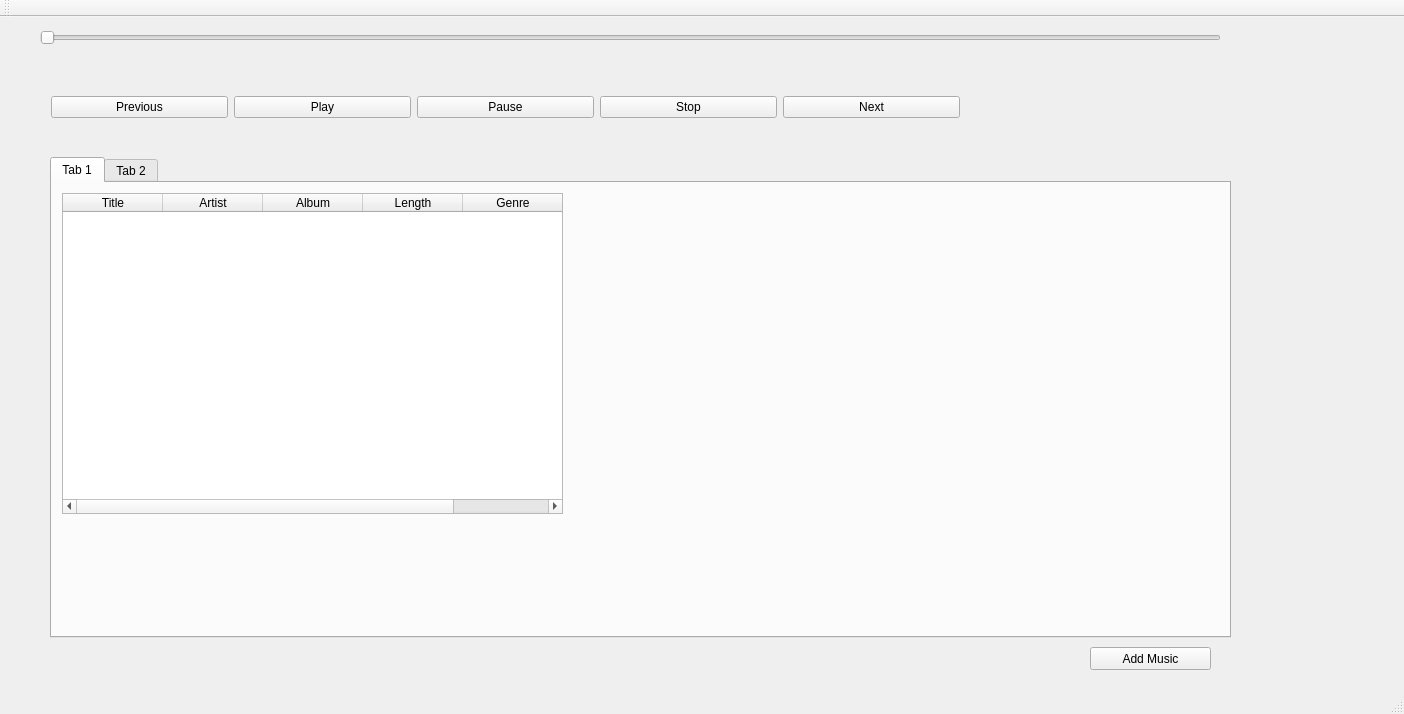
Old version of the form mainwindow.ui in the repository itpwang/myTunes.
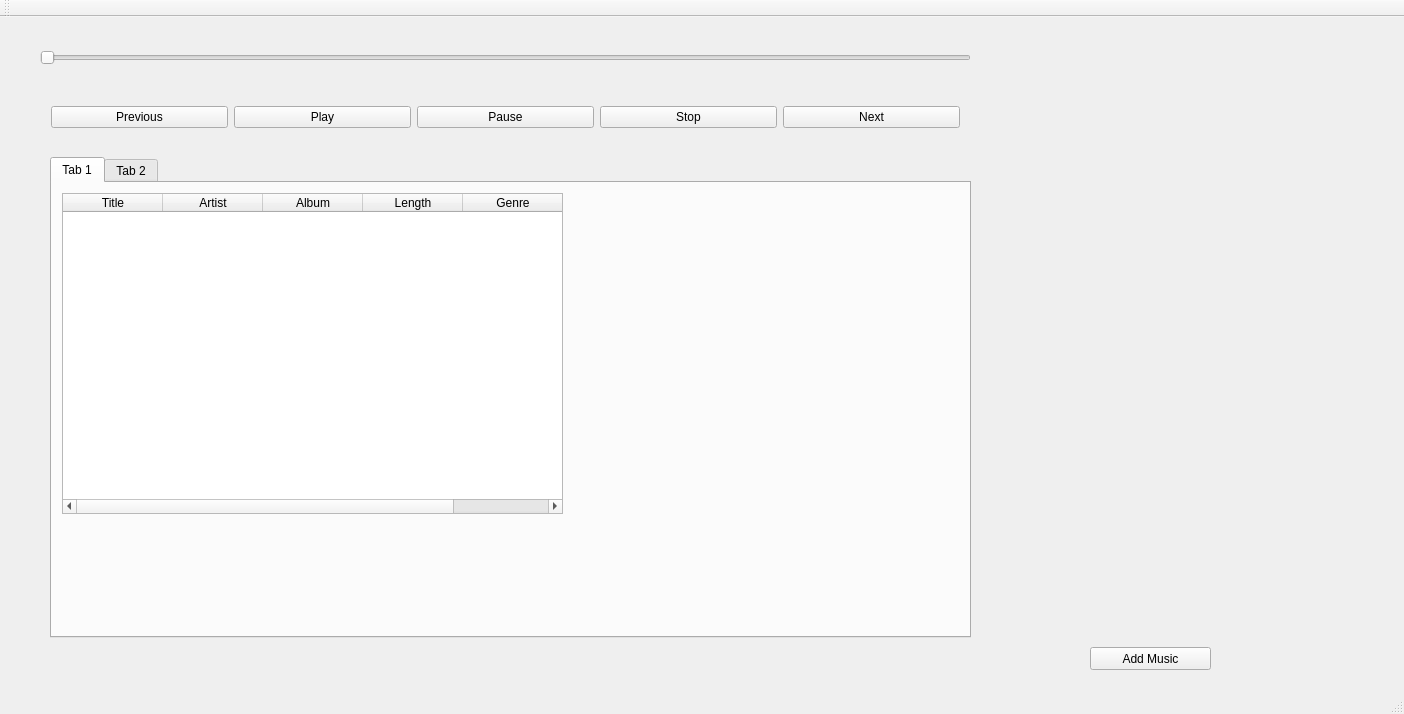
New version of the form. Custom widgets are drawn as their Qt base class.

Commit message: Add stop button functionality

Diff of the .ui file:
```diff
--- a/mainwindow.ui
+++ b/mainwindow.ui
@@ -32,7 +32,7 @@
      <rect>
       <x>50</x>
       <y>140</y>
-      <width>1181</width>
+      <width>921</width>
       <height>481</height>
      </rect>
     </property>
@@ -99,8 +99,8 @@
     <property name="geometry">
      <rect>
       <x>40</x>
-      <y>0</y>
-      <width>1181</width>
+      <y>20</y>
+      <width>931</width>
       <height>41</height>
      </rect>
     </property>
@@ -112,7 +112,7 @@
     <property name="geometry">
      <rect>
       <x>40</x>
-      <y>50</y>
+      <y>60</y>
       <width>931</width>
       <height>80</height>
      </rect>
```
The commit also changes 3 other files.
